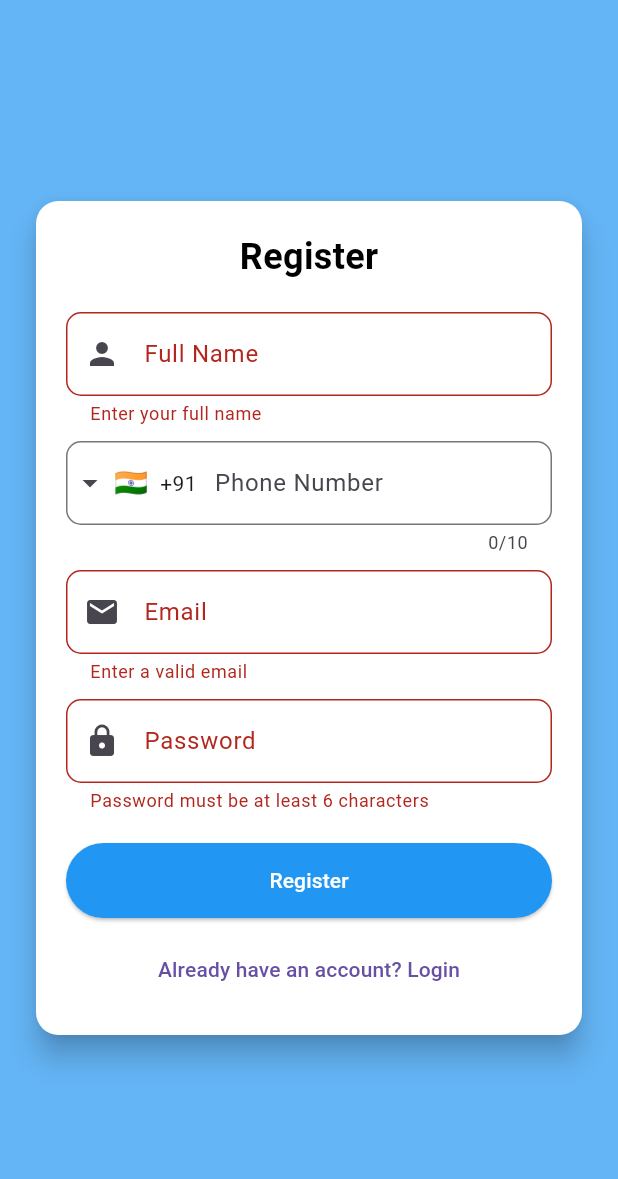
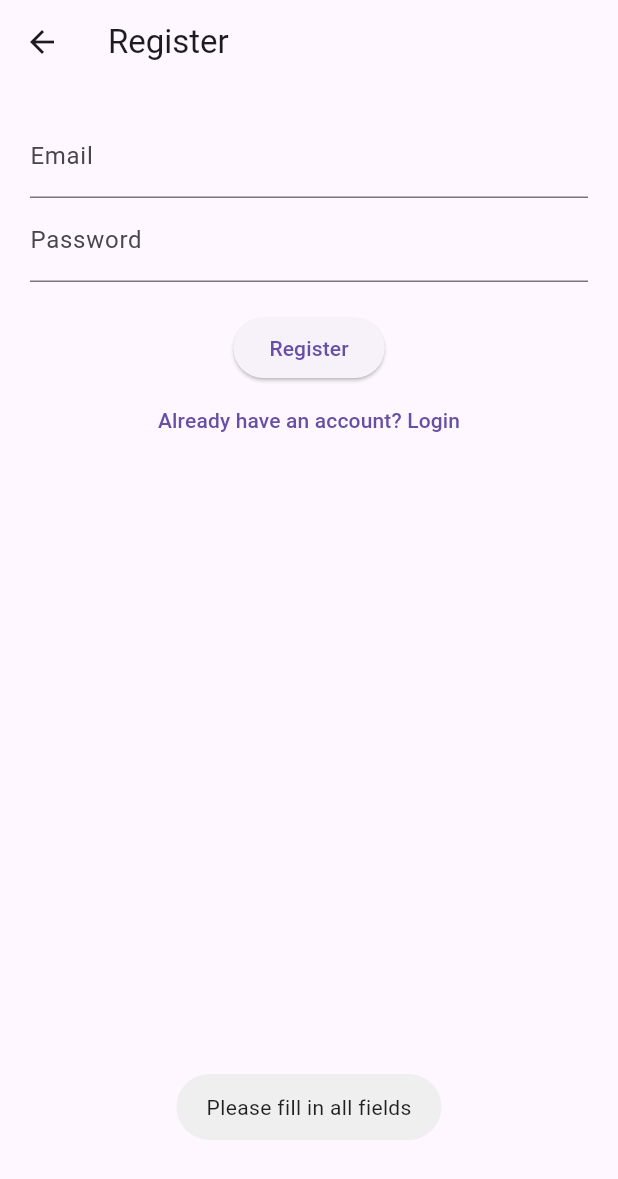
Before and after one commit to SanghaviPrachi/expense-manager-2025, a Flutter app: the RegistrationScreen screen opened by its route, after a tap on "Register", on a phone screen of 412 x 824 dp. Shown: the top 1179 px of the screen. Run offline on Flutter 3.47's test engine with Material 3 defaults, Android fonts, the light colour scheme and no system bars; drawn by our look-alikes of intl_phone_field; our stand-ins replace firebase_auth, firebase_core, fluttertoast; accounts and stored records are empty.

Commit message:
changed files

```diff
--- a/lib/screens/registration_screen.dart
+++ b/lib/screens/registration_screen.dart
@@ -1,8 +1,6 @@
 import 'package:flutter/material.dart';
+import 'package:fluttertoast/fluttertoast.dart';
 import 'package:firebase_auth/firebase_auth.dart';
-import 'package:intl_phone_field/intl_phone_field.dart';
-import 'login_screen.dart';
-import 'toast_helper.dart';  // Import the helper file
 
 class RegistrationScreen extends StatefulWidget {
   const RegistrationScreen({Key? key}) : super(key: key);
@@ -12,143 +10,47 @@ class RegistrationScreen extends StatefulWidget {
 }
 
 class _RegistrationScreenState extends State<RegistrationScreen> {
-  final _formKey = GlobalKey<FormState>();
-  final TextEditingController _nameController = TextEditingController();
-  final TextEditingController _phoneController = TextEditingController();
-  final TextEditingController _emailController = TextEditingController();
-  final TextEditingController _passwordController = TextEditingController();
-  String countryCode = "+91"; // Default country code
+  final _emailController = TextEditingController();
+  final _passwordController = TextEditingController();
+  final FirebaseAuth _auth = FirebaseAuth.instance;
 
-  void _registerUser() async {
-    if (_formKey.currentState!.validate()) {
+  void _register() async {
+    String email = _emailController.text.trim();
+    String password = _passwordController.text.trim();
+
+    if (email.isEmpty || password.isEmpty) {
+      Fluttertoast.showToast(msg: "Please fill in all fields");
+      return;
+    }
+
     try {
-        await FirebaseAuth.instance.createUserWithEmailAndPassword(
-          email: _emailController.text.trim(),
-          password: _passwordController.text.trim(),
-        );
-        showToast("Registration Successful!");  // Use the helper function here
-        Navigator.pushReplacement(
-          context,
-          MaterialPageRoute(builder: (context) => const LoginScreen()),
-        );
+      await _auth.createUserWithEmailAndPassword(email: email, password: password);
+      Fluttertoast.showToast(msg: "Registration successful!");
+      Navigator.pushReplacementNamed(context, '/login'); // Navigate to login screen
     } catch (e) {
-        showToast("Error: ${e.toString()}");  // Use the helper function here
-      }
+      Fluttertoast.showToast(msg: "Registration failed: ${e.toString()}");
     }
   }
 
   @override
   Widget build(BuildContext context) {
     return Scaffold(
-      backgroundColor: Colors.blue.shade300,
-      body: Center(
-        child: SingleChildScrollView(
-          child: Padding(
+      appBar: AppBar(title: const Text("Register")),
+      body: Padding(
         padding: const EdgeInsets.all(20.0),
-            child: Card(
-              shape: RoundedRectangleBorder(borderRadius: BorderRadius.circular(15)),
-              color: Colors.white,
-              elevation: 8,
-              child: Padding(
-                padding: const EdgeInsets.all(20.0),
-                child: Form(
-                  key: _formKey,
         child: Column(
-                    mainAxisSize: MainAxisSize.min,
           children: [
-                      const Text(
-                        "Register",
-                        style: TextStyle(fontSize: 24, fontWeight: FontWeight.bold, color: Colors.black),
-                      ),
+            TextField(controller: _emailController, decoration: const InputDecoration(labelText: "Email")),
+            TextField(controller: _passwordController, decoration: const InputDecoration(labelText: "Password"), obscureText: true),
             const SizedBox(height: 20),
-
-                      // Full Name Field
-                      TextFormField(
-                        controller: _nameController,
-                        decoration: InputDecoration(
-                          prefixIcon: const Icon(Icons.person),
-                          labelText: "Full Name",
-                          border: OutlineInputBorder(borderRadius: BorderRadius.circular(10)),
-                        ),
-                        validator: (value) => value!.isEmpty ? "Enter your full name" : null,
-                      ),
-                      const SizedBox(height: 10),
-
-                      // Phone Number with Country Code
-                      IntlPhoneField(
-                        controller: _phoneController,
-                        decoration: InputDecoration(
-                          labelText: 'Phone Number',
-                          border: OutlineInputBorder(borderRadius: BorderRadius.circular(10)),
-                        ),
-                        initialCountryCode: 'IN',
-                        onChanged: (phone) {
-                          setState(() {
-                            countryCode = phone.countryCode;
-                          });
-                        },
-                      ),
-                      const SizedBox(height: 10),
-
-                      // Email Field
-                      TextFormField(
-                        controller: _emailController,
-                        decoration: InputDecoration(
-                          prefixIcon: const Icon(Icons.email),
-                          labelText: "Email",
-                          border: OutlineInputBorder(borderRadius: BorderRadius.circular(10)),
-                        ),
-                        validator: (value) {
-                          if (value!.isEmpty || !RegExp(r"^[a-zA-Z0-9_.+-]+@[a-zA-Z0-9-]+\.[a-zA-Z0-9-.]+$").hasMatch(value)) {
-                            return "Enter a valid email";
-                          }
-                          return null;
-                        },
-                      ),
-                      const SizedBox(height: 10),
-
-                      // Password Field
-                      TextFormField(
-                        controller: _passwordController,
-                        obscureText: true,
-                        decoration: InputDecoration(
-                          prefixIcon: const Icon(Icons.lock),
-                          labelText: "Password",
-                          border: OutlineInputBorder(borderRadius: BorderRadius.circular(10)),
-                        ),
-                        validator: (value) {
-                          if (value!.length < 6) {
-                            return "Password must be at least 6 characters";
-                          }
-                          return null;
-                        },
-                      ),
-                      const SizedBox(height: 20),
-
-                      // Register Button
-                      ElevatedButton(
-                        onPressed: _registerUser,
-                        style: ElevatedButton.styleFrom(
-                          backgroundColor: Colors.blue,
-                          minimumSize: const Size(double.infinity, 50),
-                        ),
-                        child: const Text("Register", style: TextStyle(color: Colors.white)),
-                      ),
-                      const SizedBox(height: 10),
-
-                      // Already have an account?
+            ElevatedButton(onPressed: _register, child: const Text("Register")),
             TextButton(
-                        onPressed: () => Navigator.pushReplacement(context, MaterialPageRoute(builder: (_) => const LoginScreen())),
+              onPressed: () => Navigator.pushNamed(context, "/login"),
               child: const Text("Already have an account? Login"),
             ),
           ],
         ),
       ),
-              ),
-            ),
-          ),
-        ),
-      ),
     );
   }
 }
--- a/lib/screens/toast_helper.dart
+++ /dev/null
@@ -1,5 +0,0 @@
-import 'package:fluttertoast/fluttertoast.dart';
-
-void showToast(String message) {
-  Fluttertoast.showToast(msg: message);
-}
--- a/pubspec.yaml
+++ b/pubspec.yaml
@@ -18,7 +18,7 @@ dependencies:
   firebase_core: ^2.13.0
   fluttertoast: ^8.2.2
   intl_phone_field: ^3.2.0
-  js: ^0.6.3
+
 
 
   # The following adds the Cupertino Icons font to your application.
```
Also changed, not shown: lib/screens/login_screen.dart (+23 -58 lines), pubspec.lock. Lines whose indentation alone changed are shown as unchanged.
